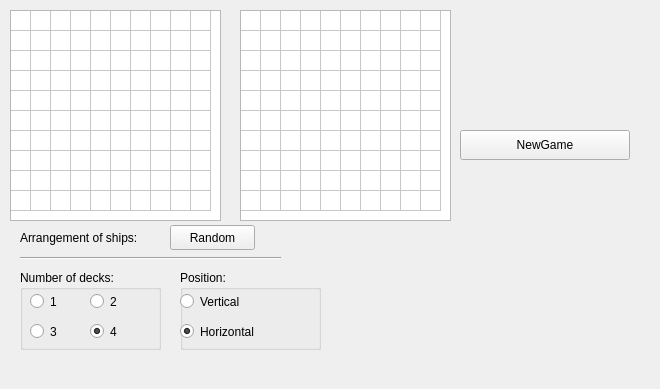
Before: the Qt Designer form mainwindow.ui in AlexanderKlyauzunik/Battleship-game, drawn with Qt 5.
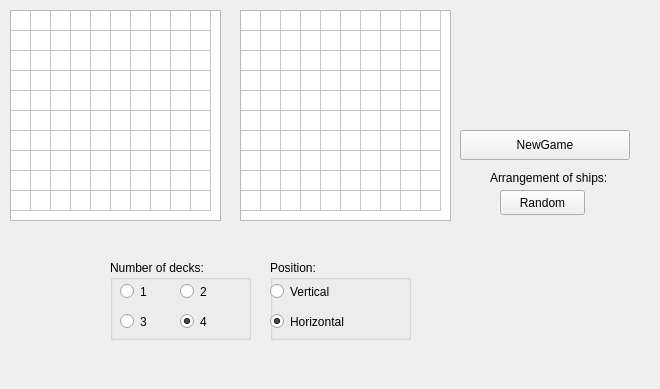
After: the same form once the commit is applied.

Diff of the .ui file:
```diff
--- a/mainwindow.ui
+++ b/mainwindow.ui
@@ -19,8 +19,8 @@
    </property>
    <property name="geometry">
     <rect>
-     <x>20</x>
-     <y>230</y>
+     <x>490</x>
+     <y>170</y>
      <width>141</width>
      <height>16</height>
     </rect>
@@ -188,8 +188,8 @@
   <widget class="QGroupBox" name="gui_shippos">
    <property name="geometry">
     <rect>
-     <x>180</x>
-     <y>270</y>
+     <x>270</x>
+     <y>260</y>
      <width>141</width>
      <height>80</height>
     </rect>
@@ -233,8 +233,8 @@
    </property>
    <property name="geometry">
     <rect>
-     <x>20</x>
-     <y>270</y>
+     <x>110</x>
+     <y>260</y>
      <width>141</width>
      <height>80</height>
     </rect>
@@ -310,8 +310,8 @@
   <widget class="QPushButton" name="randomButton">
    <property name="geometry">
     <rect>
-     <x>170</x>
-     <y>225</y>
+     <x>500</x>
+     <y>190</y>
      <width>85</width>
      <height>25</height>
     </rect>
@@ -320,19 +320,6 @@
     <string>Random</string>
    </property>
   </widget>
-  <widget class="Line" name="line">
-   <property name="geometry">
-    <rect>
-     <x>20</x>
-     <y>250</y>
-     <width>261</width>
-     <height>16</height>
-    </rect>
-   </property>
-   <property name="orientation">
-    <enum>Qt::Horizontal</enum>
-   </property>
-  </widget>
   <widget class="QPushButton" name="newGamebutton">
    <property name="geometry">
     <rect>
```
